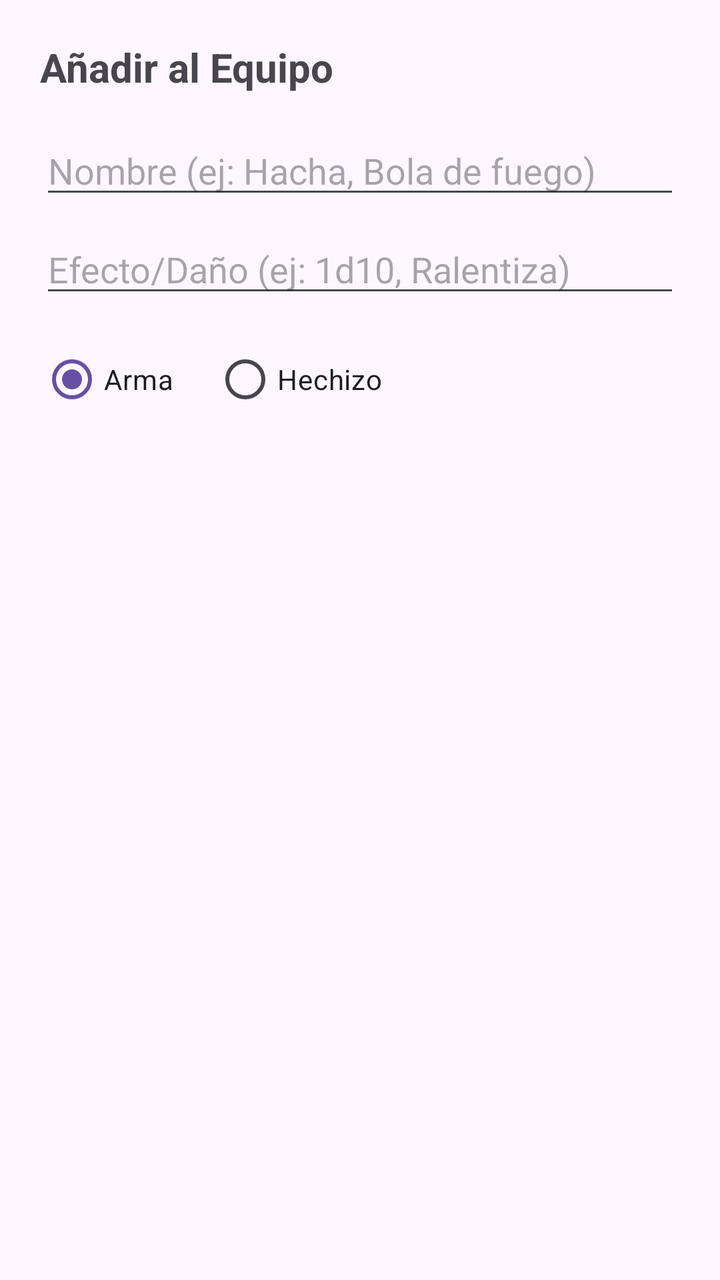
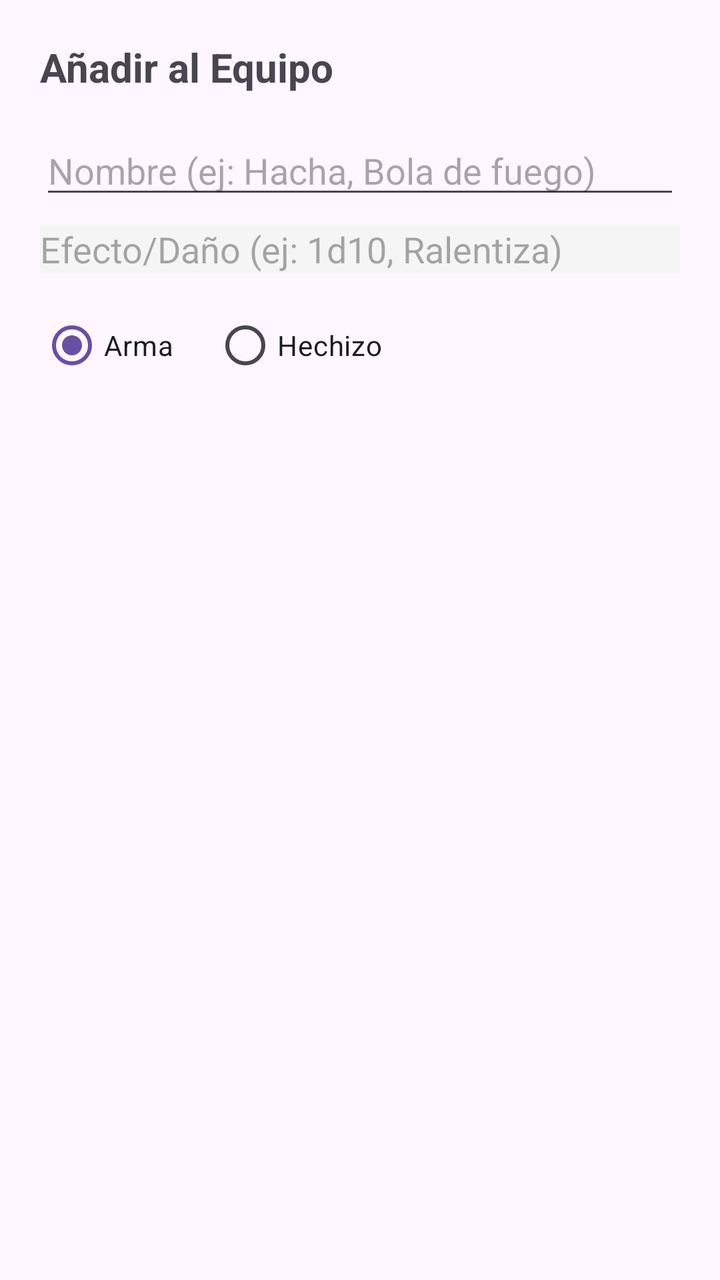

Screens rendered from an Android XML layout before and after an edit, with the pre-edit source and the edit as a unified diff.
<!-- AndroidManifest.xml: application theme Theme.QuestApp -->
<!-- res/layout/dialog_add_equipo.xml -->
<?xml version="1.0" encoding="utf-8"?>
<LinearLayout xmlns:android="http://schemas.android.com/apk/res/android"
    android:layout_width="match_parent"
    android:layout_height="wrap_content"
    android:orientation="vertical"
    android:padding="20dp">

    <TextView
        android:layout_width="match_parent"
        android:layout_height="wrap_content"
        android:text="Añadir al Equipo"
        android:textSize="20sp"
        android:textStyle="bold"
        android:layout_marginBottom="16dp"/>

    <EditText
        android:id="@+id/etNombreItem"
        android:layout_width="match_parent"
        android:layout_height="wrap_content"
        android:hint="Nombre (ej: Hacha, Bola de fuego)"/>

    <EditText
        android:id="@+id/etEfectoItem"
        android:layout_width="match_parent"
        android:layout_height="wrap_content"
        android:hint="Efecto/Daño (ej: 1d10, Ralentiza)"
        android:layout_marginTop="8dp"/>

    <RadioGroup
        android:id="@+id/rgTipo"
        android:layout_width="match_parent"
        android:layout_height="wrap_content"
        android:orientation="horizontal"
        android:layout_marginTop="12dp">

        <RadioButton
            android:id="@+id/rbArma"
            android:layout_width="wrap_content"
            android:layout_height="wrap_content"
            android:text="Arma"
            android:checked="true"/>

        <RadioButton
            android:id="@+id/rbHechizo"
            android:layout_width="wrap_content"
            android:layout_height="wrap_content"
            android:layout_marginStart="20dp"
            android:text="Hechizo"/>
    </RadioGroup>

</LinearLayout>
<!-- resources referenced by this layout -->
<resources>
  <style name="Theme.QuestApp" parent="Theme.Material3.DayNight.NoActionBar">
      </style>
</resources>

<!-- the commit's change to res/layout/dialog_add_equipo.xml (unified diff, before → after) -->
@@ -2,6 +2,7 @@
 <LinearLayout xmlns:android="http://schemas.android.com/apk/res/android"
     android:layout_width="match_parent"
     android:layout_height="wrap_content"
+
     android:orientation="vertical"
     android:padding="20dp">
 
@@ -9,6 +10,7 @@
         android:layout_width="match_parent"
         android:layout_height="wrap_content"
         android:text="Añadir al Equipo"
+
         android:textSize="20sp"
         android:textStyle="bold"
         android:layout_marginBottom="16dp"/>
@@ -22,6 +24,7 @@
     <EditText
         android:id="@+id/etEfectoItem"
         android:layout_width="match_parent"
+        android:background="#F5F5F5"
         android:layout_height="wrap_content"
         android:hint="Efecto/Daño (ej: 1d10, Ralentiza)"
         android:layout_marginTop="8dp"/>
